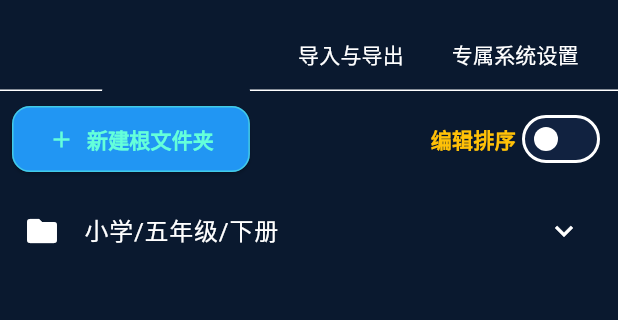
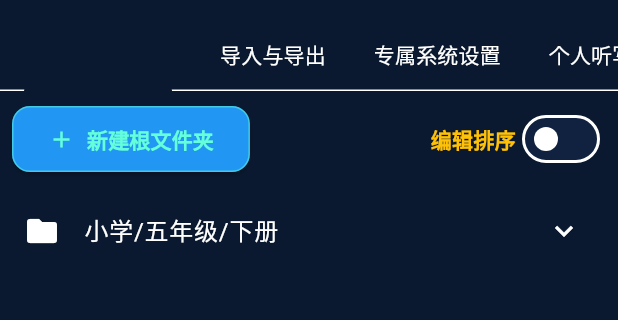
Before and after one commit to whmdg20090421/English-dictation, a Flutter app: the AdminScreen screen opened directly, on a phone screen of 412 x 824 dp, the part 65-385 px from its top. Run offline on Flutter 3.47's test engine with Material 3 defaults, Android fonts, the phone set to English and light mode, and no system bars; our stand-ins replace dio, flutter_tts, shared_preferences, sqflite, video_player; missing offline and left inert: encrypt; accounts and stored records are empty.

Commit message:
fix: 修复并发修改字典引发的创建新账户报错和管理员后台导航栏对齐问题

```diff
--- a/english_dictation_flutter/lib/screens/admin_screen.dart
+++ b/english_dictation_flutter/lib/screens/admin_screen.dart
@@ -36,15 +36,24 @@ class _AdminScreenState extends State<AdminScreen> with SingleTickerProviderStat
             Icon(Icons.settings, size: 24),
           ],
         ),
-        bottom: TabBar(
+        bottom: PreferredSize(
+          preferredSize: const Size.fromHeight(48.0),
+          child: Container(
+            alignment: Alignment.centerLeft,
+            child: TabBar(
               controller: _tabController,
+              tabAlignment: TabAlignment.start,
               isScrollable: true,
+              labelPadding: const EdgeInsets.symmetric(horizontal: 16.0),
+              indicatorSize: TabBarIndicatorSize.label,
               tabs: const [
                 Tab(text: '全局书单与词库'),
                 Tab(text: '导入与导出'),
                 Tab(text: '专属系统设置'),
                 Tab(text: '个人听写明细'),
               ],
+            ),
+          ),
         ),
       ),
       body: TabBarView(
--- a/english_dictation_flutter/lib/screens/home_screen.dart
+++ b/english_dictation_flutter/lib/screens/home_screen.dart
@@ -121,9 +121,11 @@ class _HomeScreenState extends State<HomeScreen> {
                                       if (newName.isNotEmpty && newName != acc['name']) {
                                         acc['name'] = newName;
                                         DataManager.instance.saveData().then((_) {
+                                          if (mounted) {
                                             ScaffoldMessenger.of(context)..clearSnackBars()..showSnackBar(SnackBar(content: Text('已重命名为: $newName'), backgroundColor: Colors.green));
                                             setStateDialog(() {});
                                             setState(() {});
+                                          }
                                         });
                                       }
                                     });
@@ -146,9 +148,11 @@ class _HomeScreenState extends State<HomeScreen> {
                                           AppState.instance.currentAccountId = accounts.keys.first;
                                         }
                                         DataManager.instance.saveData().then((_) {
+                                          if (mounted) {
                                             ScaffoldMessenger.of(context)..clearSnackBars()..showSnackBar(SnackBar(content: Text('账户 [${acc['name']}] 已彻底删除'), backgroundColor: Colors.green));
                                             setStateDialog(() {});
                                             setState(() {});
+                                          }
                                         });
                                       }},
                                     ]);
@@ -190,9 +194,11 @@ class _HomeScreenState extends State<HomeScreen> {
                               "settings": Map.from(baseSettings)
                             };
                             DataManager.instance.saveData().then((_) {
+                              if (mounted) {
                                 ScaffoldMessenger.of(context)..clearSnackBars()..showSnackBar(SnackBar(content: Text('账户 $name ($role) 已创建'), backgroundColor: Colors.green));
                                 setStateDialog(() {});
                                 setState(() {});
+                              }
                             });
                           }
                         });
--- a/english_dictation_flutter/pubspec.yaml
+++ b/english_dictation_flutter/pubspec.yaml
@@ -16,7 +16,7 @@ publish_to: 'none' # Remove this line if you wish to publish to pub.dev
 # https://developer.apple.com/library/archive/documentation/General/Reference/InfoPlistKeyReference/Articles/CoreFoundationKeys.html
 # In Windows, build-name is used as the major, minor, and patch parts
 # of the product and file versions while build-number is used as the build suffix.
-version: 1.1.1+9
+version: 1.1.2+10
 
 environment:
   sdk: '>=3.0.0 <4.0.0'
```
Also changed, not shown: english_dictation_flutter/lib/db/data_manager.dart (+9 -6 lines). Lines whose indentation alone changed are shown as unchanged.
